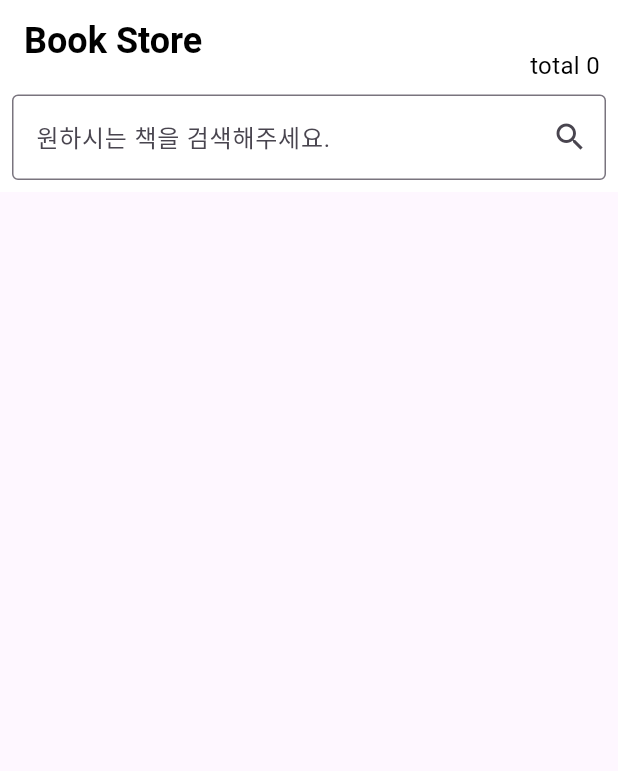
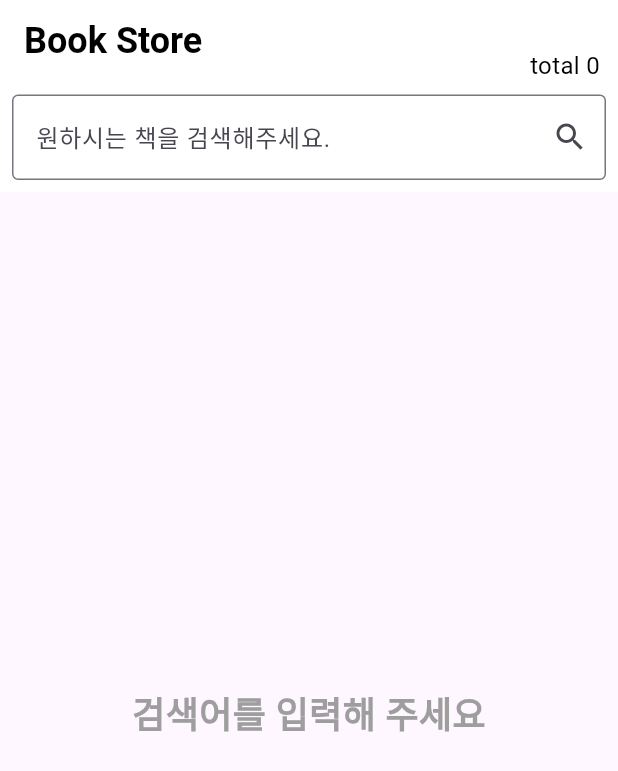
Before and after one commit to ehgus0526/Flutter-BookStore-Project, a Flutter app: the screen it shows after launch, on a phone screen of 412 x 824 dp. Shown: the top 771 px of the screen. Run offline on Flutter 3.47's test engine with Material 3 defaults, Android fonts, the phone set to English and light mode, and no system bars; our stand-ins replace dio.

Commit message:
feat: display book list from api

```diff
--- a/lib/main.dart
+++ b/lib/main.dart
@@ -1,3 +1,4 @@
+import 'package:book_store/book.dart';
 import 'package:book_store/book_service.dart';
 import 'package:flutter/material.dart';
 import 'package:provider/provider.dart';
@@ -93,6 +94,34 @@ class HomePage extends StatelessWidget {
               ),
             ),
           ),
+          body:
+              bookService.bookList.isEmpty
+                  ? Center(
+                    child: Text(
+                      "검색어를 입력해 주세요",
+                      style: TextStyle(
+                        fontSize: 24,
+                        fontWeight: FontWeight.bold,
+                        color: Colors.grey,
+                      ),
+                    ),
+                  )
+                  : ListView.builder(
+                    itemCount: bookService.bookList.length,
+                    itemBuilder: (context, index) {
+                      Book book = bookService.bookList[index];
+                      return ListTile(
+                        leading: Image.network(
+                          book.thumbnail,
+                          width: 80,
+                          height: 80,
+                          fit: BoxFit.cover,
+                        ),
+                        title: Text(book.title),
+                        subtitle: Text(book.subtitle),
+                      );
+                    },
+                  ),
         );
       },
     );
```
